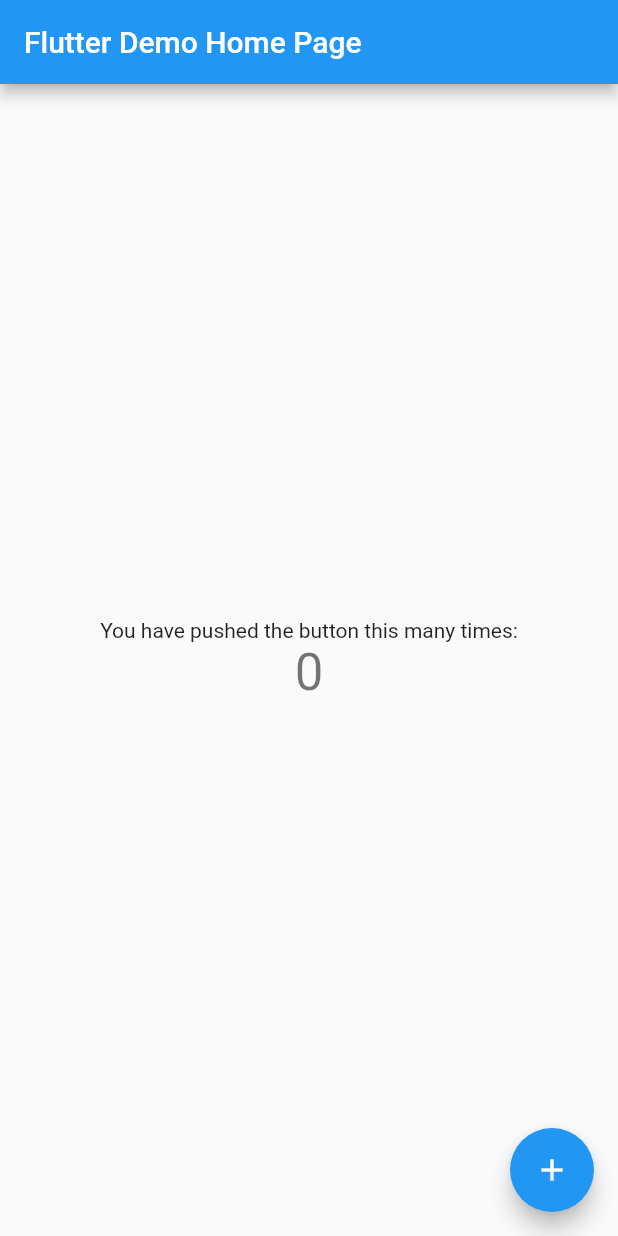
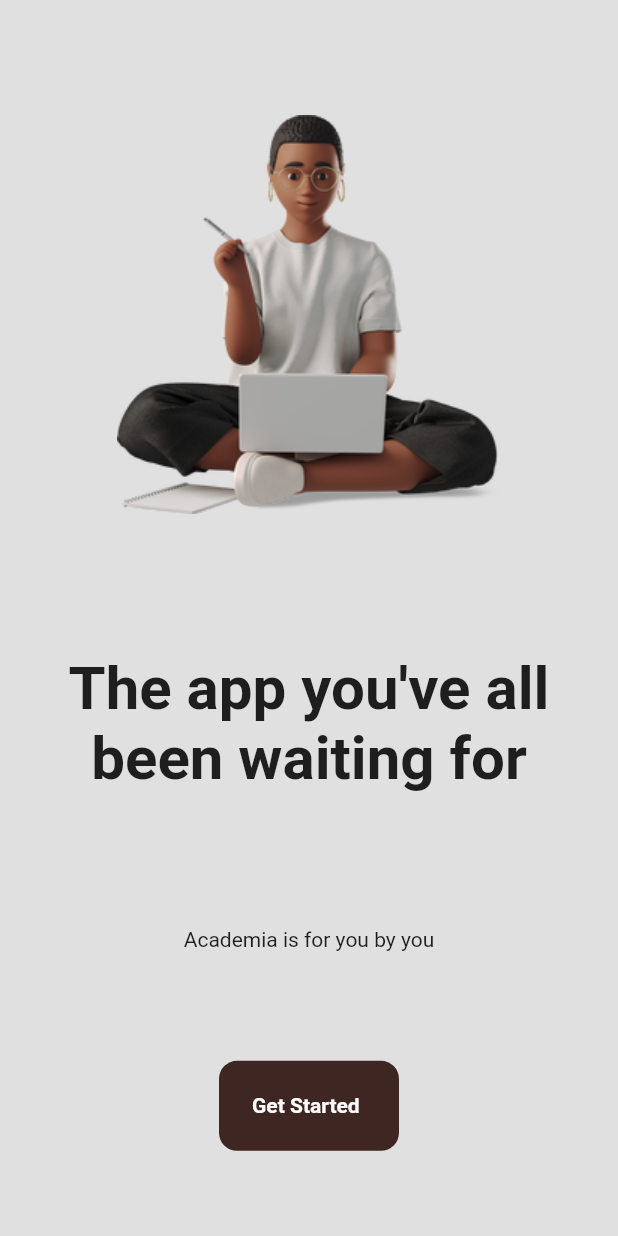
Before and after one commit to IamMuuo/academia, a Flutter app: the screen it shows after launch, on a phone screen of 412 x 824 dp. Run offline on Flutter 3.47's test engine with Material 2 defaults, Android fonts, the phone set to English and light mode, and no system bars.

Commit message:
Added introductory page

```diff
--- a/lib/main.dart
+++ b/lib/main.dart
@@ -1,115 +1,18 @@
+import 'package:academia/pages/intro_page.dart';
 import 'package:flutter/material.dart';
 
 void main() {
-  runApp(const MyApp());
+  runApp(const App());
 }
 
-class MyApp extends StatelessWidget {
-  const MyApp({super.key});
+class App extends StatelessWidget {
+  const App({super.key});
 
-  // This widget is the root of your application.
   @override
   Widget build(BuildContext context) {
-    return MaterialApp(
-      title: 'Flutter Demo',
-      theme: ThemeData(
-        // This is the theme of your application.
-        //
-        // Try running your application with "flutter run". You'll see the
-        // application has a blue toolbar. Then, without quitting the app, try
-        // changing the primarySwatch below to Colors.green and then invoke
-        // "hot reload" (press "r" in the console where you ran "flutter run",
-        // or simply save your changes to "hot reload" in a Flutter IDE).
-        // Notice that the counter didn't reset back to zero; the application
-        // is not restarted.
-        primarySwatch: Colors.blue,
-      ),
-      home: const MyHomePage(title: 'Flutter Demo Home Page'),
+    return const MaterialApp(
+      title: 'Academia',
+      home: IntroPage(),
     );
   }
 }
-
-class MyHomePage extends StatefulWidget {
-  const MyHomePage({super.key, required this.title});
-
-  // This widget is the home page of your application. It is stateful, meaning
-  // that it has a State object (defined below) that contains fields that affect
-  // how it looks.
-
-  // This class is the configuration for the state. It holds the values (in this
-  // case the title) provided by the parent (in this case the App widget) and
-  // used by the build method of the State. Fields in a Widget subclass are
-  // always marked "final".
-
-  final String title;
-
-  @override
-  State<MyHomePage> createState() => _MyHomePageState();
-}
-
-class _MyHomePageState extends State<MyHomePage> {
-  int _counter = 0;
-
-  void _incrementCounter() {
-    setState(() {
-      // This call to setState tells the Flutter framework that something has
-      // changed in this State, which causes it to rerun the build method below
-      // so that the display can reflect the updated values. If we changed
-      // _counter without calling setState(), then the build method would not be
-      // called again, and so nothing would appear to happen.
-      _counter++;
-    });
-  }
-
-  @override
-  Widget build(BuildContext context) {
-    // This method is rerun every time setState is called, for instance as done
-    // by the _incrementCounter method above.
-    //
-    // The Flutter framework has been optimized to make rerunning build methods
-    // fast, so that you can just rebuild anything that needs updating rather
-    // than having to individually change instances of widgets.
-    return Scaffold(
-      appBar: AppBar(
-        // Here we take the value from the MyHomePage object that was created by
-        // the App.build method, and use it to set our appbar title.
-        title: Text(widget.title),
-      ),
-      body: Center(
-        // Center is a layout widget. It takes a single child and positions it
-        // in the middle of the parent.
-        child: Column(
-          // Column is also a layout widget. It takes a list of children and
-          // arranges them vertically. By default, it sizes itself to fit its
-          // children horizontally, and tries to be as tall as its parent.
-          //
-          // Invoke "debug painting" (press "p" in the console, choose the
-          // "Toggle Debug Paint" action from the Flutter Inspector in Android
-          // Studio, or the "Toggle Debug Paint" command in Visual Studio Code)
-          // to see the wireframe for each widget.
-          //
-          // Column has various properties to control how it sizes itself and
-          // how it positions its children. Here we use mainAxisAlignment to
-          // center the children vertically; the main axis here is the vertical
-          // axis because Columns are vertical (the cross axis would be
-          // horizontal).
-          mainAxisAlignment: MainAxisAlignment.center,
-          children: <Widget>[
-            const Text(
-              'You have pushed the button this many times:',
-            ),
-            Text(
-              '$_counter',
-              style: Theme.of(context).textTheme.headlineMedium,
-            ),
-          ],
-        ),
-      ),
-      floatingActionButton: FloatingActionButton(
-        onPressed: _incrementCounter,
-        tooltip: 'Increment',
-        child: const Icon(Icons.add),
-      ), // This trailing comma makes auto-formatting nicer for build methods.
-    );
-  }
-}
--- /dev/null
+++ b/lib/pages/home_page.dart
@@ -0,0 +1,15 @@
+import 'package:flutter/material.dart';
+
+class HomePage extends StatefulWidget {
+  const HomePage({super.key});
+
+  @override
+  State<HomePage> createState() => _HomePageState();
+}
+
+class _HomePageState extends State<HomePage> {
+  @override
+  Widget build(BuildContext context) {
+    return const Scaffold();
+  }
+}
--- /dev/null
+++ b/lib/pages/intro_page.dart
@@ -0,0 +1,74 @@
+import 'package:flutter/material.dart';
+import 'home_page.dart';
+
+class IntroPage extends StatelessWidget {
+  const IntroPage({super.key});
+
+  @override
+  Widget build(BuildContext context) {
+    return Scaffold(
+      backgroundColor: Colors.grey[300],
+      body: SafeArea(
+        child: Column(
+          mainAxisAlignment: MainAxisAlignment.spaceEvenly,
+          crossAxisAlignment: CrossAxisAlignment.center,
+          children: [
+            // Welcome image ...
+            Padding(
+              padding: const EdgeInsets.all(20),
+              child: Image.asset('assets/images/girl_sitted.png'),
+            ),
+
+            // Welcoming message
+            const Padding(
+              padding: EdgeInsets.all(16),
+              child: Text(
+              "The app you've all been waiting for",
+              textAlign: TextAlign.center,
+              style: TextStyle(
+                fontSize: 40,
+                fontWeight: FontWeight.bold,
+                ),
+              ),
+            ),
+
+            // subtitle
+            const Padding(
+              padding: EdgeInsets.all(16),
+              child:  Text(
+                'Academia is for you by you',
+                textAlign: TextAlign.center,
+              ),
+            ),
+
+
+            GestureDetector(
+              onTap:()=> Navigator.pushReplacement(context, MaterialPageRoute
+              (builder: (context){
+                  return const HomePage();
+                })),
+
+              child: Container(
+              decoration: BoxDecoration(
+                color: Colors.brown[900],
+                borderRadius: BorderRadius.circular(12),
+
+              ),
+              width: 120,
+              padding: const EdgeInsets.all(22),
+              child: const Text(
+                'Get Started',
+                style: TextStyle(
+                    color:Colors.white,
+                    fontWeight: FontWeight.bold,
+                  ),
+              ),
+            ),
+            ),
+          ],
+
+        ),
+      ),
+    );
+  }
+}
```
Also changed, not shown: pubspec.yaml (+8 -2 lines), assets/icons/academia.png (added), assets/images/girl_sitted.png (added).
